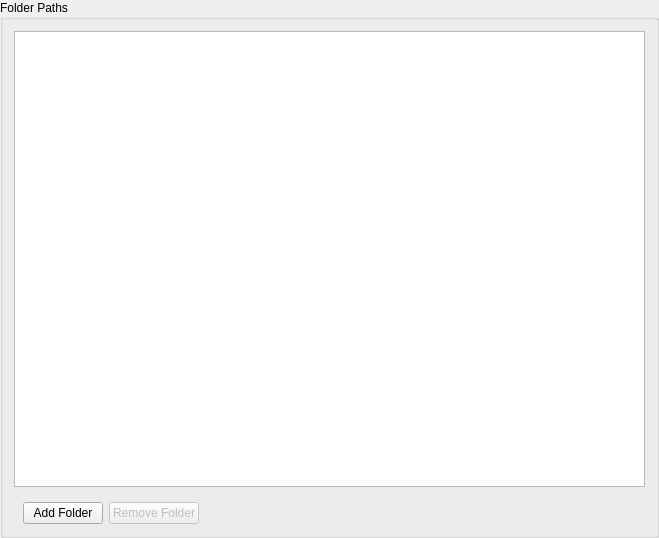
max-dw-i/myfyrio, file doppelganger/resources/ui/pathsgroupbox.ui: the form before one commit.
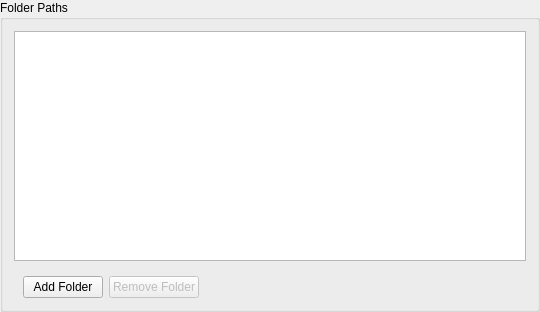
The form after the commit.

Commit message: Move 'processing' widgets into a separate module

What changed in the file:
```diff
--- a/doppelganger/resources/ui/pathsgroupbox.ui
+++ b/doppelganger/resources/ui/pathsgroupbox.ui
@@ -6,8 +6,8 @@
    <rect>
     <x>0</x>
     <y>0</y>
-    <width>659</width>
-    <height>538</height>
+    <width>540</width>
+    <height>312</height>
    </rect>
   </property>
   <property name="sizePolicy">
```
The commit also changes 6 other files.
